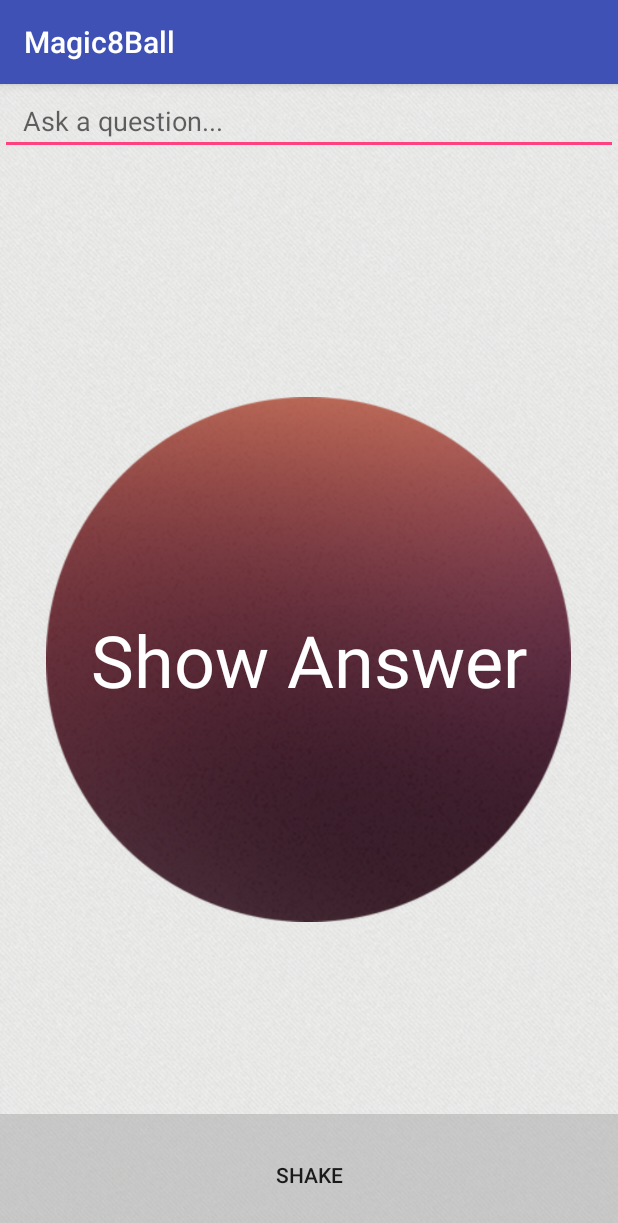
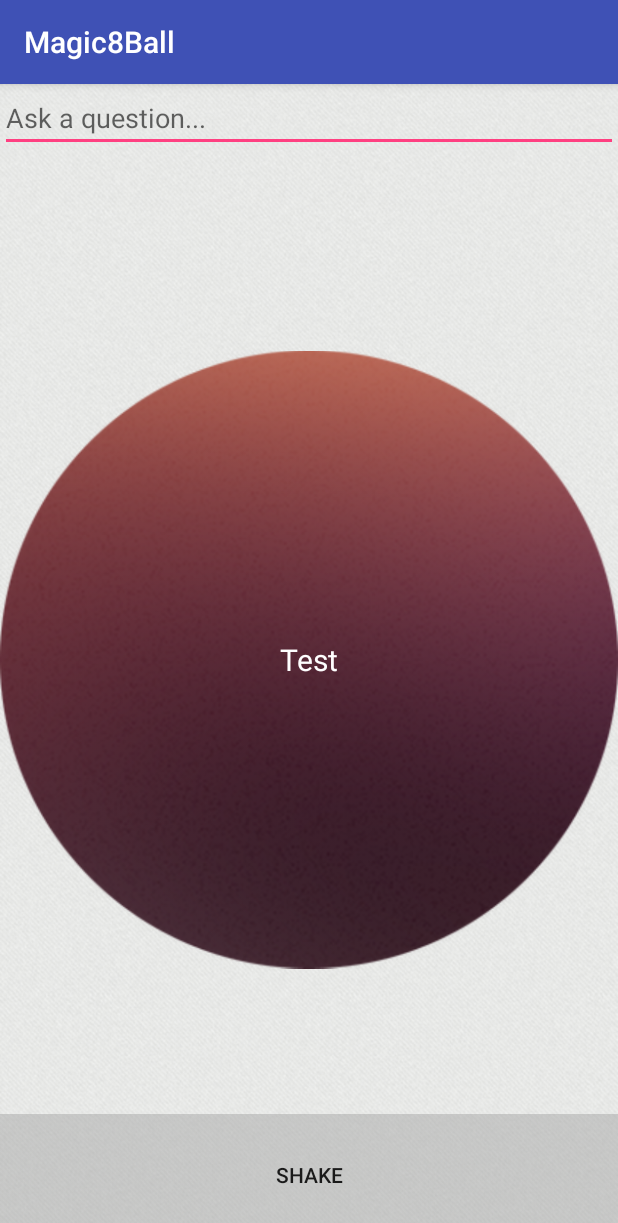
Before and after one commit to Mingzhe994/mcs9342Anroid, an Android app: the screen it shows after launch (Magic8Ball), on a phone screen of 412 x 824 dp. Shown: the top 1223 px of the screen. Run offline under Robolectric (Android 15) with nearby library versions, the phone set to English and light mode, and no system bars; 4 statements that could not run were skipped.

Commit message:
lab3 set layout by code

```diff
--- a/app/src/main/java/com/example/stuart/magic8ball/Magic8Ball.java
+++ b/app/src/main/java/com/example/stuart/magic8ball/Magic8Ball.java
@@ -2,6 +2,7 @@ package com.example.stuart.magic8ball;
 
 import android.content.Context;
 import android.content.res.Resources;
+import android.graphics.Color;
 import android.net.Uri;
 import android.support.v7.app.AppCompatActivity;
 import android.os.Bundle;
@@ -44,6 +45,73 @@ public class Magic8Ball extends AppCompatActivity {
     protected void onCreate(Bundle savedInstanceState) {
         super.onCreate(savedInstanceState);
 
+        RelativeLayout layout = new RelativeLayout(this);
+        layout.setBackgroundResource(R.drawable.rsz_background);
+
+        question = new EditText(this);
+        question.setHint("Ask a question...");
+        //question.setId(1);
+        RelativeLayout.LayoutParams qParams = new
+                RelativeLayout.LayoutParams(
+                RelativeLayout.LayoutParams.FILL_PARENT,
+                RelativeLayout.LayoutParams.WRAP_CONTENT);
+        qParams.addRule(RelativeLayout.ALIGN_PARENT_TOP);
+        // aParams.addRule(RelativeLayout.CENTER_VERTICAL);
+        question.setSingleLine(true);
+        question.setLayoutParams(qParams);
+        layout.addView(question);
+
+        someButton = new Button(this);
+        someButton.setText("Shake");
+        someButton.setBackgroundResource(R.drawable.rsz_shakebutton);
+        someButton.setOnClickListener(new View.OnClickListener() {
+            @Override
+            public void onClick(View v) {
+                changeMessage(v);
+            }
+        });
+
+        RelativeLayout.LayoutParams bParams = new
+                RelativeLayout.LayoutParams(
+                RelativeLayout.LayoutParams.FILL_PARENT,
+                RelativeLayout.LayoutParams.WRAP_CONTENT);
+        bParams.addRule(RelativeLayout.ALIGN_PARENT_BOTTOM);
+        someButton.setLayoutParams(bParams);
+
+        layout.addView(someButton);
+
+        pic = new ImageView(this);
+        pic.setImageResource(R.drawable.rsz_circle1);
+
+        RelativeLayout.LayoutParams pParams = new
+                RelativeLayout.LayoutParams(
+                RelativeLayout.LayoutParams.WRAP_CONTENT,
+                RelativeLayout.LayoutParams.WRAP_CONTENT);
+        pParams.addRule(RelativeLayout.CENTER_IN_PARENT);
+        pParams.addRule(RelativeLayout.BELOW,1);
+        pParams.addRule(RelativeLayout.ABOVE,2);
+
+        pic.setLayoutParams(pParams);
+
+        layout.addView(pic);
+
+
+        answer = new TextView(this);
+        answer.setText("Test");
+        answer.setTextSize(20);
+        answer.setTextColor(Color.parseColor("#FFFFFF"));
+        RelativeLayout.LayoutParams aParams = new
+                RelativeLayout.LayoutParams(
+                RelativeLayout.LayoutParams.WRAP_CONTENT,
+                RelativeLayout.LayoutParams.WRAP_CONTENT);
+        aParams.addRule(RelativeLayout.CENTER_HORIZONTAL,RelativeLayout.TRUE);
+        aParams.addRule(RelativeLayout.CENTER_VERTICAL, RelativeLayout.TRUE);
+
+        answer.setLayoutParams(aParams);
+        layout.addView(answer);
+
+
+
         Log.i("Name","Mingzhe");
 
         final double age = 28;
@@ -71,13 +139,13 @@ public class Magic8Ball extends AppCompatActivity {
             Log.i("Answer", newModel.reresponseArray[i]);
         }
 
-        setContentView(R.layout.activity_magic8_ball);
+        setContentView(layout);
         // ATTENTION: This was auto-generated to implement the App Indexing API.
         // See https://g.co/AppIndexing/AndroidStudio for more information.
-        someButton = (Button) findViewById(R.id.button);
+        /*someButton = (Button) findViewById(R.id.button);
         pic = (ImageView) findViewById(R.id.imageView);
         answer = (TextView) findViewById(R.id.textView);
-        question = (EditText) findViewById(R.id.searchbox);
+        question = (EditText) findViewById(R.id.searchbox);*/
         question.setOnEditorActionListener(new TextView.OnEditorActionListener() {
             @Override
             public boolean onEditorAction(TextView v, int actionId, KeyEvent event) {
--- a/app/src/main/res/layout/activity_magic8_ball.xml
+++ b/app/src/main/res/layout/activity_magic8_ball.xml
@@ -7,7 +7,7 @@
     android:background="@drawable/rsz_background"
     android:scaleType="fitXY">
 
-    <Button
+<!--    <Button
         android:layout_width="wrap_content"
         android:layout_height="wrap_content"
         android:text="shake"
@@ -52,5 +52,5 @@
         android:paddingLeft="15dp"
         android:hint="Ask a question..."
         android:contextClickable="true" />
-
+-->
 </RelativeLayout>
--- a/build.gradle
+++ b/build.gradle
@@ -5,7 +5,7 @@ buildscript {
         jcenter()
     }
     dependencies {
-        classpath 'com.android.tools.build:gradle:1.5.0'
+        classpath 'com.android.tools.build:gradle:2.0.0'
 
         // NOTE: Do not place your application dependencies here; they belong
         // in the individual module build.gradle files
```
Also changed, not shown: gradle/wrapper/gradle-wrapper.properties.
